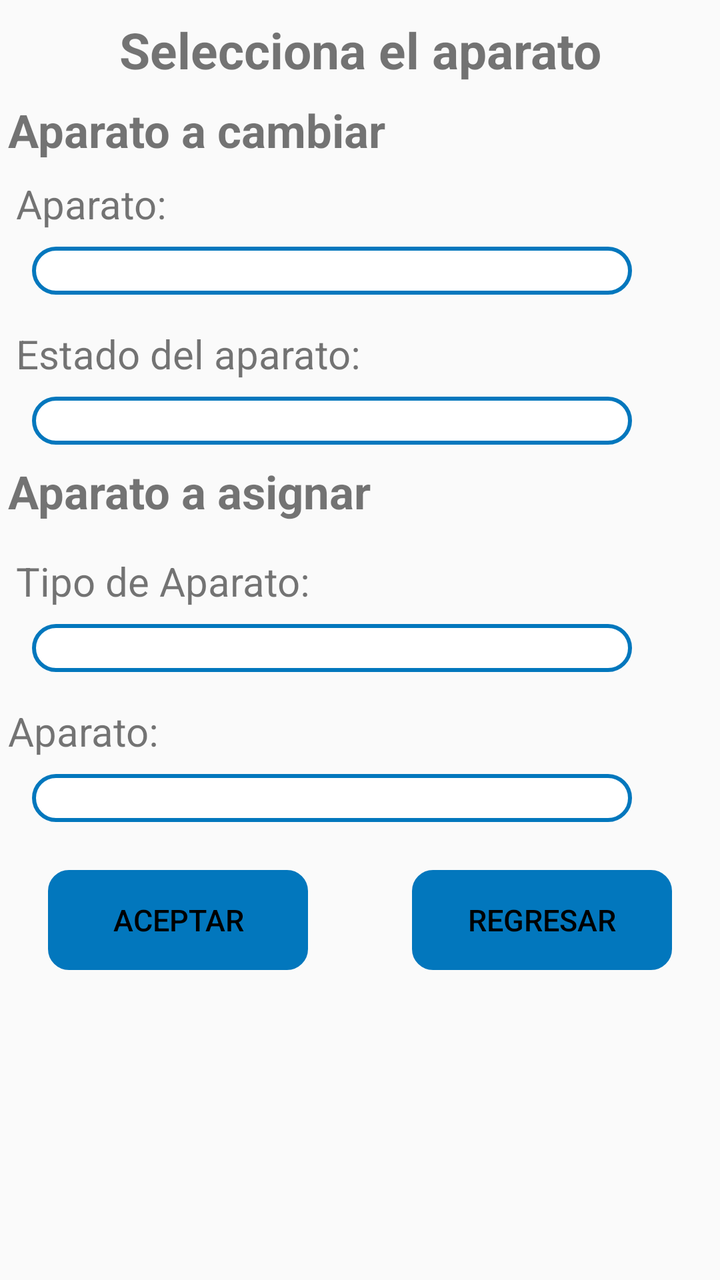
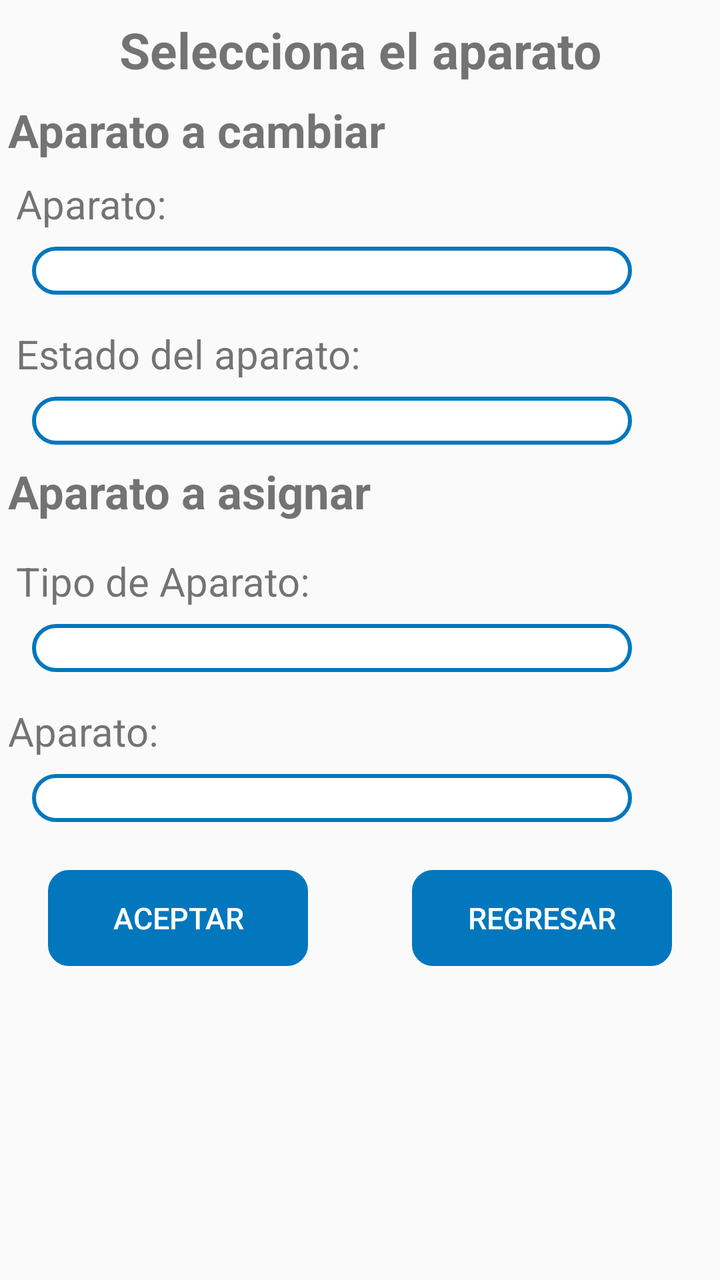

Compare the two renders of this Android layout. The source of the first and the diff that turns it into the second are given below.
<!-- AndroidManifest.xml: application theme AppTheme -->
<!-- res/layout/activity_cambio_aparato.xml -->
<?xml version="1.0" encoding="utf-8"?>
<android.support.constraint.ConstraintLayout xmlns:app="http://schemas.android.com/apk/res-auto"
    xmlns:tools="http://schemas.android.com/tools"
    android:layout_height="match_parent"
    xmlns:android="http://schemas.android.com/apk/res/android"
    android:layout_width="match_parent">

    <ScrollView
        android:layout_width="match_parent"
        android:layout_height="match_parent"
        android:layout_alignParentStart="true"
        android:layout_alignParentTop="true"
        tools:layout_editor_absoluteX="0dp"
        tools:layout_editor_absoluteY="45dp">

        <android.support.constraint.ConstraintLayout
            android:layout_width="match_parent"
            android:layout_height="match_parent">


            <android.support.constraint.ConstraintLayout
                android:id="@+id/ads"
                android:layout_width="match_parent"
                android:layout_height="wrap_content"
                android:layout_marginTop="8dp"
                app:layout_constraintEnd_toEndOf="parent"
                app:layout_constraintStart_toStartOf="parent"
                app:layout_constraintTop_toTopOf="parent">

                <TextView
                    android:id="@+id/qwe"
                    android:layout_width="wrap_content"
                    android:layout_height="wrap_content"
                    android:layout_centerHorizontal="true"
                    android:text="@string/selecciona_Aparato"
                    android:textSize="@dimen/titulos"
                    android:textStyle="bold"
                    app:layout_constraintEnd_toEndOf="parent"
                    app:layout_constraintStart_toStartOf="parent"
                    app:layout_constraintTop_toTopOf="parent" />

                <TextView
                    android:id="@+id/posicion"
                    android:layout_width="wrap_content"
                    android:layout_height="wrap_content"
                    android:layout_alignTop="@id/qwe"
                    android:layout_marginStart="4dp"
                    android:layout_marginTop="8dp"
                    android:text="@string/aparato_Cambiar"
                    android:textSize="@dimen/xl"
                    android:textStyle="bold"
                    app:layout_constraintStart_toStartOf="parent"
                    app:layout_constraintTop_toBottomOf="@+id/qwe" />

                <TextView
                    android:id="@+id/textView26"
                    android:layout_width="wrap_content"
                    android:layout_height="wrap_content"
                    android:layout_alignParentTop="true"
                    android:layout_marginStart="8dp"
                    android:layout_marginTop="8dp"
                    android:text="@string/aparatoDos"
                    android:textSize="@dimen/grande"
                    app:layout_constraintStart_toStartOf="parent"
                    app:layout_constraintTop_toBottomOf="@+id/posicion" />

                <Spinner
                    android:id="@+id/aparato"
                    android:layout_width="300dp"
                    android:layout_height="@dimen/spinnerA"
                    android:layout_alignParentTop="true"
                    android:layout_marginStart="16dp"
                    android:layout_marginTop="8dp"
                    android:background="@drawable/disenio_spinner"
                    app:layout_constraintStart_toStartOf="parent"
                    app:layout_constraintTop_toBottomOf="@+id/textView26" />

                <TextView
                    android:id="@+id/textView30"
                    android:layout_width="wrap_content"
                    android:layout_height="wrap_content"
                    android:layout_alignParentTop="true"
                    android:layout_marginStart="8dp"
                    android:layout_marginTop="16dp"
                    android:text="@string/estado_Aparato"
                    android:textSize="@dimen/grande"
                    app:layout_constraintStart_toStartOf="parent"
                    app:layout_constraintTop_toBottomOf="@+id/aparato" />

                <Spinner
                    android:id="@+id/estadoaparato"
                    android:layout_width="300dp"
                    android:layout_height="@dimen/spinnerA"
                    android:layout_alignParentTop="true"
                    android:layout_marginStart="16dp"
                    android:layout_marginTop="8dp"
                    android:background="@drawable/disenio_spinner"
                    app:layout_constraintStart_toStartOf="parent"
                    app:layout_constraintTop_toBottomOf="@+id/textView30" />
            </android.support.constraint.ConstraintLayout>

            <android.support.constraint.ConstraintLayout
                android:layout_width="0dp"
                android:layout_height="wrap_content"
                android:layout_alignTop="@+id/ads"
                app:layout_constraintEnd_toEndOf="parent"
                app:layout_constraintStart_toStartOf="parent"
                app:layout_constraintTop_toBottomOf="@+id/ads">

                <TextView
                    android:id="@+id/textView31"
                    android:layout_width="wrap_content"
                    android:layout_height="wrap_content"
                    android:layout_marginStart="4dp"
                    android:layout_marginTop="8dp"
                    android:text="@string/aparato_a_Asignar"
                    android:textSize="@dimen/xl"
                    android:textStyle="bold"
                    app:layout_constraintStart_toStartOf="parent"
                    app:layout_constraintTop_toTopOf="parent" />

                <android.support.constraint.ConstraintLayout
                    android:id="@+id/aa"
                    android:layout_width="0dp"
                    android:layout_height="wrap_content"
                    android:layout_marginTop="8dp"
                    android:visibility="visible"
                    app:layout_constraintEnd_toEndOf="parent"
                    app:layout_constraintStart_toStartOf="parent"
                    app:layout_constraintTop_toBottomOf="@+id/textView31">

                    <TextView
                        android:id="@+id/textView32"
                        android:layout_width="wrap_content"
                        android:layout_height="wrap_content"
                        android:layout_alignParentTop="true"
                        android:layout_marginStart="8dp"
                        android:layout_marginTop="8dp"
                        android:text="@string/tipo_de_AparatoDos"
                        android:textSize="@dimen/grande"
                        app:layout_constraintStart_toStartOf="parent"
                        app:layout_constraintTop_toTopOf="parent" />

                    <Spinner
                        android:id="@+id/tipo_aparato1"
                        android:layout_width="300dp"
                        android:layout_height="@dimen/spinnerA"
                        android:layout_alignParentTop="true"
                        android:layout_marginStart="16dp"
                        android:layout_marginTop="8dp"
                        android:background="@drawable/disenio_spinner"
                        app:layout_constraintStart_toStartOf="parent"
                        app:layout_constraintTop_toBottomOf="@+id/textView32" />
                </android.support.constraint.ConstraintLayout>

                <android.support.constraint.ConstraintLayout
                    android:id="@+id/constraintLayout"
                    android:layout_width="match_parent"
                    android:layout_height="wrap_content"
                    android:layout_below="@id/aa"
                    android:layout_marginTop="8dp"
                    app:layout_constraintTop_toBottomOf="@+id/aa"
                    tools:layout_editor_absoluteX="0dp">

                    <TextView
                        android:id="@+id/textView33"
                        android:layout_width="wrap_content"
                        android:layout_height="wrap_content"
                        android:layout_alignParentTop="true"
                        android:layout_marginStart="4dp"
                        android:layout_marginTop="8dp"
                        android:text="@string/aparatoDos"
                        android:textSize="@dimen/grande"
                        app:layout_constraintStart_toStartOf="parent"
                        app:layout_constraintTop_toTopOf="parent" />

                    <Spinner
                        android:id="@+id/aparatoAsignar"
                        android:layout_width="300dp"
                        android:layout_height="@dimen/spinnerA"
                        android:layout_alignParentTop="true"
                        android:layout_marginStart="16dp"
                        android:layout_marginTop="8dp"
                        android:background="@drawable/disenio_spinner"
                        app:layout_constraintStart_toStartOf="parent"
                        app:layout_constraintTop_toBottomOf="@+id/textView33" />

                    <TextView
                        android:id="@+id/textView35"
                        android:layout_width="wrap_content"
                        android:layout_height="wrap_content"
                        android:layout_alignParentTop="true"
                        android:layout_marginStart="4dp"
                        android:layout_marginTop="8dp"
                        android:text="@string/MACWAM"
                        android:visibility="gone"
                        android:textSize="@dimen/grande"
                        app:layout_constraintStart_toStartOf="parent"
                        app:layout_constraintTop_toBottomOf="@+id/aparatoAsignar" />

                    <EditText
                        android:id="@+id/cambioaparatMacwan"
                        android:layout_width="300dp"
                        android:layout_height="@dimen/spinnerA"
                        android:layout_alignParentTop="true"
                        android:layout_marginStart="16dp"
                        android:layout_marginTop="8dp"
                        android:visibility="gone"
                        android:background="@drawable/disenio_spinner"
                        app:layout_constraintStart_toStartOf="parent"
                        app:layout_constraintTop_toBottomOf="@+id/textView35" />
                </android.support.constraint.ConstraintLayout>

                <Button
                    android:id="@+id/uno"
                    android:layout_width="130dp"
                    android:layout_height="@dimen/botonMedianoA"
                    android:layout_below="@+id/aa"
                    android:layout_alignParentStart="true"
                    android:layout_marginStart="24dp"
                    android:layout_marginTop="24dp"
                    android:textColor="#000"
                    android:background="@drawable/boton"
                    android:backgroundTint="@color/colorPrimary"
                    android:text="@string/aceptar"
                    android:textSize="@dimen/mediano"
                    app:layout_constraintStart_toStartOf="parent"
                    app:layout_constraintTop_toBottomOf="@+id/constraintLayout" />

                <Button
                    android:id="@+id/dos"
                    android:layout_width="130dp"
                    android:layout_height="@dimen/botonMedianoA"
                    android:layout_below="@+id/aa"
                    android:layout_marginTop="24dp"
                    android:layout_marginEnd="24dp"
                    android:layout_toEndOf="@+id/uno"
                    android:textColor="#000"
                    android:background="@drawable/boton"
                    android:backgroundTint="@color/colorPrimary"
                    android:text="@string/Regresar"
                    android:textSize="@dimen/mediano"
                    app:layout_constraintEnd_toEndOf="parent"
                    app:layout_constraintTop_toBottomOf="@+id/constraintLayout" />
            </android.support.constraint.ConstraintLayout>
        </android.support.constraint.ConstraintLayout>
    </ScrollView>
</android.support.constraint.ConstraintLayout>
<!-- resources referenced by this layout -->
<resources>
  <color name="colorPrimary">#0277BD</color>
  <dimen name="botonMedianoA">50dp</dimen>
  <dimen name="grande">20dp</dimen>
  <dimen name="mediano">15dp</dimen>
  <dimen name="spinnerA">24dp</dimen>
  <dimen name="titulos">25dp</dimen>
  <dimen name="xl">23dp</dimen>
  <!-- drawable boton (drawable) -->
  <?xml version="1.0" encoding="utf-8"?>
      <shape xmlns:android="http://schemas.android.com/apk/res/android" android:shape="rectangle">
          <stroke  android:width="1dp"/>
          <corners android:radius="10dp"/>
  
  
      </shape>
  <!-- drawable disenio_spinner (drawable) -->
  <?xml version="1.0" encoding="utf-8"?>
  <selector xmlns:android="http://schemas.android.com/apk/res/android">
          <item>
              <shape>
                  <solid
                      android:color="@color/fondoBlanco">
                  </solid>
  
                  <corners android:radius="15dp" />
  
                  <padding
                      android:bottom="1dp"
                      android:left="2dp"
                      android:right="10dp"
                      android:top="1dp" />
                  <stroke
                      android:width="2dp"
                      android:color="@color/colorPrimary"/>
              </shape>
          </item>
  </selector>
  <string name="MACWAM">MACWAM</string>
  <string name="Regresar">Regresar</string>
  <string name="aceptar">Aceptar</string>
  <string name="aparatoDos">Aparato:</string>
  <string name="aparato_Cambiar">Aparato a cambiar</string>
  <string name="aparato_a_Asignar">Aparato a asignar</string>
  <string name="estado_Aparato">Estado del aparato:</string>
  <string name="selecciona_Aparato">Selecciona el aparato</string>
  <string name="tipo_de_AparatoDos">Tipo de Aparato:</string>
  <style name="AppTheme" parent="Theme.AppCompat.Light.DarkActionBar">
          
          <item name="colorPrimary">@color/colorPrimary</item>
          <item name="colorPrimaryDark">@color/colorPrimaryDark</item>
          <item name="colorAccent">@color/colorAccent</item>
          <item name="android:colorForeground">@android:color/background_dark</item>
      </style>
  <color name="fondoBlanco">#fff</color>
  <color name="colorPrimaryDark">#004C8C</color>
  <color name="colorAccent">#0000FF</color>
</resources>

<!-- the commit's change to res/layout/activity_cambio_aparato.xml (unified diff, before → after) -->
@@ -29,11 +29,12 @@
 
                 <TextView
                     android:id="@+id/qwe"
-                    android:layout_width="wrap_content"
+                    android:layout_width="250dp"
                     android:layout_height="wrap_content"
                     android:layout_centerHorizontal="true"
                     android:text="@string/selecciona_Aparato"
                     android:textSize="@dimen/titulos"
+                    android:textAlignment="center"
                     android:textStyle="bold"
                     app:layout_constraintEnd_toEndOf="parent"
                     app:layout_constraintStart_toStartOf="parent"
@@ -41,7 +42,7 @@
 
                 <TextView
                     android:id="@+id/posicion"
-                    android:layout_width="wrap_content"
+                    android:layout_width="300dp"
                     android:layout_height="wrap_content"
                     android:layout_alignTop="@id/qwe"
                     android:layout_marginStart="4dp"
@@ -54,7 +55,7 @@
 
                 <TextView
                     android:id="@+id/textView26"
-                    android:layout_width="wrap_content"
+                    android:layout_width="300dp"
                     android:layout_height="wrap_content"
                     android:layout_alignParentTop="true"
                     android:layout_marginStart="8dp"
@@ -77,7 +78,7 @@
 
                 <TextView
                     android:id="@+id/textView30"
-                    android:layout_width="wrap_content"
+                    android:layout_width="300dp"
                     android:layout_height="wrap_content"
                     android:layout_alignParentTop="true"
                     android:layout_marginStart="8dp"
@@ -109,7 +110,7 @@
 
                 <TextView
                     android:id="@+id/textView31"
-                    android:layout_width="wrap_content"
+                    android:layout_width="300dp"
                     android:layout_height="wrap_content"
                     android:layout_marginStart="4dp"
                     android:layout_marginTop="8dp"
@@ -131,7 +132,7 @@
 
                     <TextView
                         android:id="@+id/textView32"
-                        android:layout_width="wrap_content"
+                        android:layout_width="300dp"
                         android:layout_height="wrap_content"
                         android:layout_alignParentTop="true"
                         android:layout_marginStart="8dp"
@@ -164,7 +165,7 @@
 
                     <TextView
                         android:id="@+id/textView33"
-                        android:layout_width="wrap_content"
+                        android:layout_width="300dp"
                         android:layout_height="wrap_content"
                         android:layout_alignParentTop="true"
                         android:layout_marginStart="4dp"
@@ -214,15 +215,15 @@
                 <Button
                     android:id="@+id/uno"
                     android:layout_width="130dp"
-                    android:layout_height="@dimen/botonMedianoA"
+                    android:layout_height="wrap_content"
                     android:layout_below="@+id/aa"
                     android:layout_alignParentStart="true"
                     android:layout_marginStart="24dp"
                     android:layout_marginTop="24dp"
-                    android:textColor="#000"
                     android:background="@drawable/boton"
                     android:backgroundTint="@color/colorPrimary"
                     android:text="@string/aceptar"
+                    android:textColor="#ffff"
                     android:textSize="@dimen/mediano"
                     app:layout_constraintStart_toStartOf="parent"
                     app:layout_constraintTop_toBottomOf="@+id/constraintLayout" />
@@ -230,15 +231,15 @@
                 <Button
                     android:id="@+id/dos"
                     android:layout_width="130dp"
-                    android:layout_height="@dimen/botonMedianoA"
+                    android:layout_height="wrap_content"
                     android:layout_below="@+id/aa"
                     android:layout_marginTop="24dp"
                     android:layout_marginEnd="24dp"
                     android:layout_toEndOf="@+id/uno"
-                    android:textColor="#000"
                     android:background="@drawable/boton"
                     android:backgroundTint="@color/colorPrimary"
                     android:text="@string/Regresar"
+                    android:textColor="#ffff"
                     android:textSize="@dimen/mediano"
                     app:layout_constraintEnd_toEndOf="parent"
                     app:layout_constraintTop_toBottomOf="@+id/constraintLayout" />
<!-- resource entries referenced after the edit -->
@@ -1,7 +1,6 @@
 <!-- resources referenced by this layout -->
 <resources>
   <color name="colorPrimary">#0277BD</color>
-  <dimen name="botonMedianoA">50dp</dimen>
   <dimen name="grande">20dp</dimen>
   <dimen name="mediano">15dp</dimen>
   <dimen name="spinnerA">24dp</dimen>
